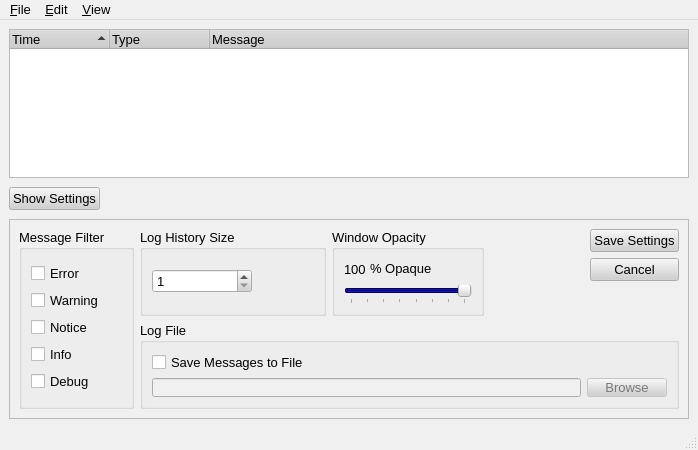
Old version of the form src/gui/log/messagelog.ui in the repository a-ilin/vidalia.
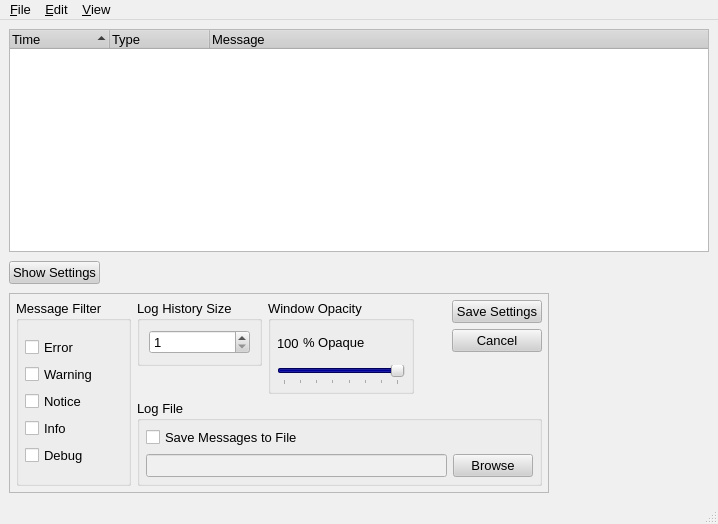
New version of the form. Icons and pictures are not drawn.

Commit message:
Made the settings frame a bit smaller, hopefully made the Browse button look normal.
svn:r431

Patch:
```diff
--- a/src/gui/log/messagelog.ui
+++ b/src/gui/log/messagelog.ui
@@ -8,8 +8,8 @@
    <rect>
     <x>0</x>
     <y>0</y>
-    <width>695</width>
-    <height>450</height>
+    <width>718</width>
+    <height>524</height>
    </rect>
   </property>
   <property name="palette" >
@@ -408,13 +408,13 @@
       </property>
       <property name="minimumSize" >
        <size>
-        <width>680</width>
+        <width>540</width>
         <height>200</height>
        </size>
       </property>
       <property name="maximumSize" >
        <size>
-        <width>680</width>
+        <width>540</width>
         <height>200</height>
        </size>
       </property>
@@ -429,7 +429,7 @@
       </property>
       <layout class="QGridLayout" >
        <property name="margin" >
-        <number>9</number>
+        <number>6</number>
        </property>
        <property name="spacing" >
         <number>6</number>
@@ -444,34 +444,32 @@
          </property>
          <layout class="QGridLayout" >
           <property name="margin" >
-           <number>9</number>
+           <number>6</number>
           </property>
           <property name="spacing" >
            <number>6</number>
           </property>
           <item row="1" column="1" >
            <widget class="QPushButton" name="btnBrowse" >
-            <property name="enabled" >
-             <bool>false</bool>
-            </property>
-            <property name="minimumSize" >
-             <size>
-              <width>0</width>
-              <height>0</height>
-             </size>
-            </property>
             <property name="contextMenuPolicy" >
              <enum>Qt::NoContextMenu</enum>
             </property>
-            <property name="toolTip" >
-             <string>Select File for Message Logging</string>
-            </property>
             <property name="text" >
              <string>Browse</string>
             </property>
            </widget>
           </item>
-          <item row="0" column="0" colspan="2" >
+          <item row="1" column="0" >
+           <widget class="QLineEdit" name="lineFile" >
+            <property name="enabled" >
+             <bool>false</bool>
+            </property>
+            <property name="contextMenuPolicy" >
+             <enum>Qt::NoContextMenu</enum>
+            </property>
+           </widget>
+          </item>
+          <item row="0" column="0" >
            <widget class="QCheckBox" name="chkEnableLogFile" >
             <property name="contextMenuPolicy" >
              <enum>Qt::NoContextMenu</enum>
@@ -487,16 +485,6 @@
             </property>
            </widget>
           </item>
-          <item row="1" column="0" >
-           <widget class="QLineEdit" name="lineFile" >
-            <property name="enabled" >
-             <bool>false</bool>
-            </property>
-            <property name="contextMenuPolicy" >
-             <enum>Qt::NoContextMenu</enum>
-            </property>
-           </widget>
-          </item>
          </layout>
         </widget>
        </item>
@@ -509,7 +497,7 @@
           <number>6</number>
          </property>
          <item>
-          <layout class="QHBoxLayout" >
+          <layout class="QVBoxLayout" >
            <property name="margin" >
             <number>0</number>
            </property>
@@ -524,17 +512,9 @@
              <property name="title" >
               <string>Log History Size</string>
              </property>
-             <layout class="QVBoxLayout" >
-              <property name="margin" >
-               <number>9</number>
-              </property>
-              <property name="spacing" >
-               <number>6</number>
-              </property>
-              <item>
                <layout class="QHBoxLayout" >
                 <property name="margin" >
-                 <number>0</number>
+               <number>9</number>
                 </property>
                 <property name="spacing" >
                  <number>6</number>
@@ -561,23 +541,23 @@
                   </property>
                  </widget>
                 </item>
+             </layout>
+            </widget>
+           </item>
                 <item>
                  <spacer>
                   <property name="orientation" >
-                   <enum>Qt::Horizontal</enum>
+              <enum>Qt::Vertical</enum>
                   </property>
                   <property name="sizeHint" >
                    <size>
-                    <width>62</width>
-                    <height>23</height>
+               <width>20</width>
+               <height>21</height>
                    </size>
                   </property>
                  </spacer>
                 </item>
                </layout>
-              </item>
-             </layout>
-            </widget>
            </item>
            <item>
             <widget class="QGroupBox" name="grpOpacity" >
@@ -589,7 +569,7 @@
              </property>
              <layout class="QVBoxLayout" >
               <property name="margin" >
-               <number>9</number>
+             <number>6</number>
               </property>
               <property name="spacing" >
                <number>6</number>
@@ -699,8 +679,6 @@
              </property>
             </spacer>
            </item>
-          </layout>
-         </item>
          <item>
           <layout class="QVBoxLayout" >
            <property name="margin" >
@@ -724,6 +702,12 @@
            </item>
            <item>
             <widget class="QPushButton" name="btnCancelSettings" >
+             <property name="minimumSize" >
+              <size>
+               <width>90</width>
+               <height>0</height>
+              </size>
+             </property>
              <property name="contextMenuPolicy" >
               <enum>Qt::NoContextMenu</enum>
              </property>
@@ -762,7 +746,7 @@
          </property>
          <layout class="QVBoxLayout" >
           <property name="margin" >
-           <number>9</number>
+           <number>6</number>
           </property>
           <property name="spacing" >
            <number>6</number>
@@ -873,7 +857,7 @@
     <rect>
      <x>0</x>
      <y>0</y>
-     <width>695</width>
+     <width>718</width>
      <height>19</height>
     </rect>
    </property>
@@ -916,8 +900,8 @@
    <property name="geometry" >
     <rect>
      <x>0</x>
-     <y>428</y>
-     <width>695</width>
+     <y>502</y>
+     <width>718</width>
      <height>22</height>
     </rect>
    </property>
```
Left out of the diff: 16 changed lines with no effect on the pictures. Lines whose indentation alone changed are shown as unchanged.
